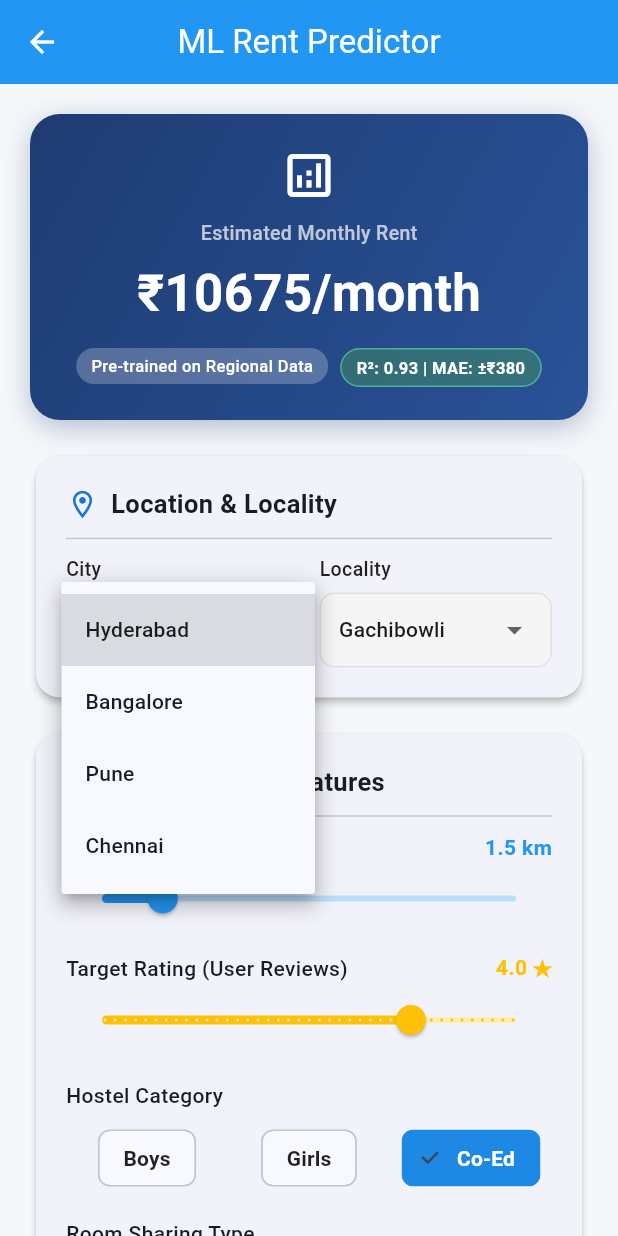
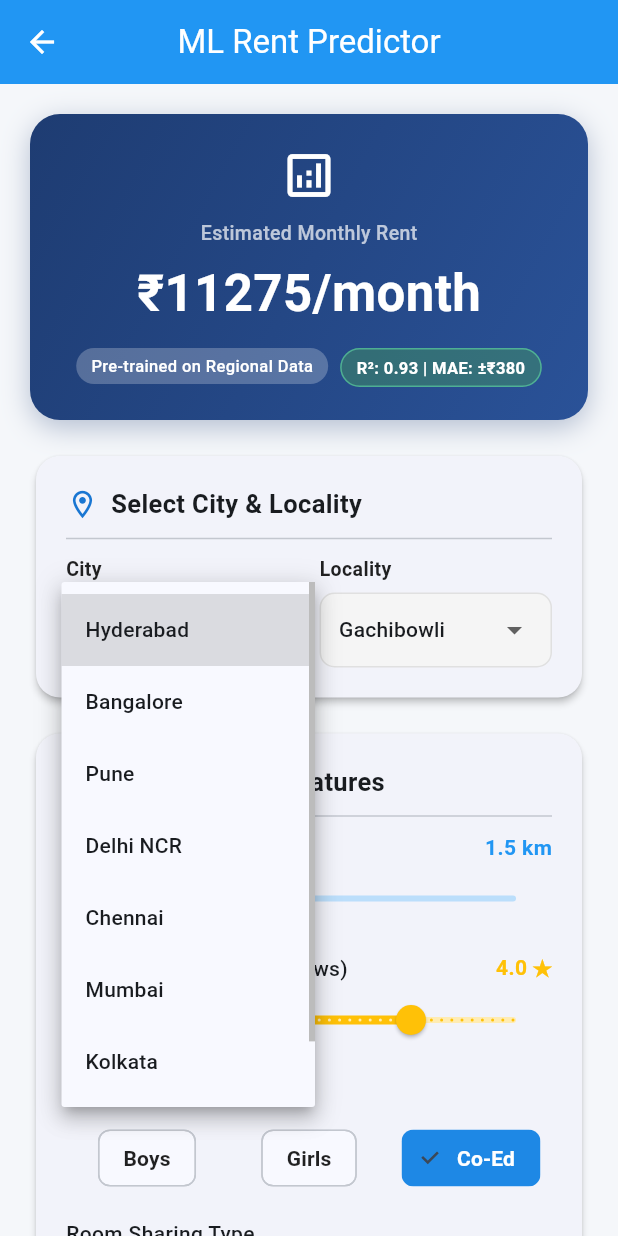
Before and after one commit to PrasanthBangaru/hostelhunt, a Flutter app: the PricePredictorScreen screen opened directly, after a tap on "Hyderabad", on a phone screen of 412 x 824 dp. Run offline on Flutter 3.47's test engine with Material 3 defaults, Android fonts, the phone set to English and light mode, and no system bars; our stand-ins replace cloud_firestore, firebase_auth, firebase_core, firebase_storage, fl_chart, flutter_map and 3 more; accounts and stored records are empty.

Commit message:
feat(ml): add comprehensive cities and localities catalog to price predictor dropdowns

```diff
--- a/lib/pages/price_predictor_page.dart
+++ b/lib/pages/price_predictor_page.dart
@@ -27,7 +27,6 @@ class _HostelData {
   });
 
   factory _HostelData.fromMap(Map<String, dynamic> map) {
-    // Calculate effective price taking into account facility costs if present
     int basePrice = (map['price'] as num?)?.toInt() ?? 5000;
     int extraTotal = 0;
     final costs = map['facilityCosts'];
@@ -77,14 +76,6 @@ class _HostelData {
 }
 
 /// Advanced Machine Learning Price Service with Monotonic Constraints.
-///
-/// Features:
-/// 1. Monotonicity: Learned weights for amenities are constrained so adding any
-///    facility (Wi-Fi, Food, AC, Laundry, etc.) strictly increases or maintains rent.
-/// 2. Location-Based: Dynamic locality and city premium adjustments learned from actual records.
-/// 3. Distance-Based: Monotonic negative slope (closer to college = higher rent).
-/// 4. Category & Room-sharing: Accommodates Boys/Girls/Co-Ed and room-sharing differences.
-/// 5. Evaluation Metrics: Computes real-time MAE, RMSE, and R² on local dataset.
 class _MLPriceService {
   static final _MLPriceService _instance = _MLPriceService._internal();
   factory _MLPriceService() => _instance;
@@ -123,29 +114,243 @@ class _MLPriceService {
     'Refrigerator': 500.0,
   };
 
+  // City baseline market differentials
+  final Map<String, double> cityWeights = {
+    'Mumbai': 1800.0,
+    'Bangalore': 1200.0,
+    'Delhi NCR': 1000.0,
+    'Hyderabad': 600.0,
+    'Pune': 400.0,
+    'Chennai': 300.0,
+    'Kolkata': -200.0,
+    'Ahmedabad': -300.0,
+  };
+
+  // Comprehensive city-wise localities catalog
+  final Map<String, List<String>> cityLocalities = {
+    'Hyderabad': [
+      'Gachibowli',
+      'Madhapur',
+      'Hitec City',
+      'Kondapur',
+      'Kukatpally',
+      'KPHB Colony',
+      'Ameerpet',
+      'SR Nagar',
+      'Dilsukhnagar',
+      'Miyapur',
+      'Begumpet',
+      'Banjara Hills',
+      'Jubilee Hills',
+      'Mehdipatnam',
+      'Uppal',
+      'Secunderabad',
+      'Tarnaka',
+      'Lingampally',
+      'General / Other',
+    ],
+    'Bangalore': [
+      'Koramangala',
+      'Indiranagar',
+      'HSR Layout',
+      'BTM Layout',
+      'Whitefield',
+      'Electronic City',
+      'Marathahalli',
+      'JP Nagar',
+      'Jayanagar',
+      'Bellandur',
+      'Yelahanka',
+      'Hebbal',
+      'Rajajinagar',
+      'Malleshwaram',
+      'General / Other',
+    ],
+    'Pune': [
+      'Hinjewadi',
+      'Kothrud',
+      'Viman Nagar',
+      'Wakad',
+      'Baner',
+      'Shivajinagar',
+      'Aundh',
+      'Hadapsar',
+      'Kalyani Nagar',
+      'Pashan',
+      'Pimpri-Chinchwad',
+      'General / Other',
+    ],
+    'Delhi NCR': [
+      'North Campus (DU)',
+      'South Campus',
+      'Laxmi Nagar',
+      'Mukherjee Nagar',
+      'Hauz Khas',
+      'Saket',
+      'Noida Sector 62',
+      'Noida Sector 15',
+      'Knowledge Park (Greater Noida)',
+      'Gurgaon Cyber City',
+      'DLF Phase 3',
+      'General / Other',
+    ],
+    'Chennai': [
+      'Guindy',
+      'Velachery',
+      'OMR (IT Corridor)',
+      'T. Nagar',
+      'Adyar',
+      'Tambaram',
+      'Anna Nagar',
+      'Porur',
+      'Thiruvanmiyur',
+      'Sholinganallur',
+      'General / Other',
+    ],
+    'Mumbai': [
+      'Andheri West',
+      'Andheri East',
+      'Powai (IIT)',
+      'Bandra West',
+      'Vile Parle',
+      'Dadar',
+      'Borivali',
+      'Ghatkopar',
+      'Navi Mumbai (Vashi)',
+      'Thane West',
+      'General / Other',
+    ],
+    'Kolkata': [
+      'Salt Lake (Sector V)',
+      'New Town',
+      'Park Street',
+      'Gariahat',
+      'Jadavpur',
+      'Howrah',
+      'Dum Dum',
+      'General / Other',
+    ],
+    'Ahmedabad': [
+      'Navrangpura',
+      'Vastrapur',
+      'Satellite',
+      'SG Highway',
+      'Bodakdev',
+      'Maninagar',
+      'Gandhinagar',
+      'General / Other',
+    ],
+  };
+
   // Locality premium relative to city baseline
   final Map<String, double> localityWeights = {
+    // Hyderabad
     'Gachibowli': 800.0,
     'Madhapur': 1200.0,
     'Hitec City': 1500.0,
     'Kondapur': 700.0,
+    'Banjara Hills': 1600.0,
+    'Jubilee Hills': 1800.0,
+    'Begumpet': 500.0,
+    'Kukatpally': -200.0,
+    'KPHB Colony': -100.0,
     'Ameerpet': -300.0,
-    'Kukatpally': -200.0,
+    'SR Nagar': -350.0,
+    'Miyapur': -400.0,
     'Dilsukhnagar': -600.0,
-    'General': 0.0,
+    'Mehdipatnam': -250.0,
+    'Uppal': -500.0,
+    'Secunderabad': -100.0,
+    'Tarnaka': -200.0,
+    'Lingampally': -250.0,
+    // Bangalore
+    'Koramangala': 1600.0,
+    'Indiranagar': 1800.0,
+    'HSR Layout': 1100.0,
+    'BTM Layout': 200.0,
+    'Whitefield': 700.0,
+    'Electronic City': 100.0,
+    'Marathahalli': 400.0,
+    'JP Nagar': 300.0,
+    'Jayanagar': 500.0,
+    'Bellandur': 900.0,
+    'Yelahanka': -200.0,
+    'Hebbal': 400.0,
+    'Rajajinagar': 200.0,
+    'Malleshwaram': 400.0,
+    // Pune
+    'Hinjewadi': 700.0,
+    'Kothrud': 300.0,
+    'Viman Nagar': 600.0,
+    'Wakad': 400.0,
+    'Baner': 600.0,
+    'Shivajinagar': 500.0,
+    'Aundh': 500.0,
+    'Hadapsar': 200.0,
+    'Kalyani Nagar': 800.0,
+    'Pashan': 200.0,
+    'Pimpri-Chinchwad': -200.0,
+    // Delhi NCR
+    'North Campus (DU)': 600.0,
+    'South Campus': 700.0,
+    'Laxmi Nagar': -400.0,
+    'Mukherjee Nagar': -300.0,
+    'Hauz Khas': 1500.0,
+    'Saket': 900.0,
+    'Noida Sector 62': 200.0,
+    'Noida Sector 15': 100.0,
+    'Knowledge Park (Greater Noida)': -300.0,
+    'Gurgaon Cyber City': 1700.0,
+    'DLF Phase 3': 1200.0,
+    // Chennai
+    'Guindy': 400.0,
+    'Velachery': 300.0,
+    'OMR (IT Corridor)': 600.0,
+    'T. Nagar': 700.0,
+    'Adyar': 800.0,
+    'Tambaram': -300.0,
+    'Anna Nagar': 600.0,
+    'Porur': 100.0,
+    'Thiruvanmiyur': 700.0,
+    'Sholinganallur': 300.0,
+    // Mumbai
+    'Andheri West': 1500.0,
+    'Andheri East': 900.0,
+    'Powai (IIT)': 2000.0,
+    'Bandra West': 2500.0,
+    'Vile Parle': 1400.0,
+    'Dadar': 1200.0,
+    'Borivali': 200.0,
+    'Ghatkopar': 400.0,
+    'Navi Mumbai (Vashi)': -100.0,
+    'Thane West': 0.0,
+    // Kolkata
+    'Salt Lake (Sector V)': 500.0,
+    'New Town': 400.0,
+    'Park Street': 1000.0,
+    'Gariahat': 300.0,
+    'Jadavpur': -200.0,
+    'Howrah': -400.0,
+    'Dum Dum': -300.0,
+    // Ahmedabad
+    'Navrangpura': 300.0,
+    'Vastrapur': 400.0,
+    'Satellite': 300.0,
+    'SG Highway': 400.0,
+    'Bodakdev': 500.0,
+    'Maninagar': -200.0,
+    'Gandhinagar': 100.0,
+    'General / Other': 0.0,
   };
 
-  // Dynamic discovered vocabularies
-  List<String> cities = ['Hyderabad', 'Bangalore', 'Pune', 'Chennai'];
-  List<String> localities = [
-    'Gachibowli',
-    'Madhapur',
-    'Hitec City',
-    'Kondapur',
-    'Kukatpally',
-    'Ameerpet',
-    'General',
-  ];
+  List<String> get cities => cityLocalities.keys.toList();
+
+  List<String> getLocalitiesForCity(String city) {
+    if (cityLocalities.containsKey(city)) {
+      return cityLocalities[city]!;
+    }
+    return cityLocalities['Hyderabad']!;
+  }
 
   // Evaluation Metrics
   double mae = 380.0;
@@ -160,14 +365,14 @@ class _MLPriceService {
     trainingSamplesCount = hostels.length;
 
     // Discover dynamic cities and localities from dataset
-    final dynamicCities = hostels.map((h) => h.city).where((c) => c.isNotEmpty && c != 'Unknown').toSet();
-    for (var c in dynamicCities) {
-      if (!cities.contains(c)) cities.insert(0, c);
-    }
-
-    final dynamicLocalities = hostels.map((h) => h.locality).where((l) => l.isNotEmpty && l != 'Unknown').toSet();
-    for (var l in dynamicLocalities) {
-      if (!localities.contains(l)) localities.insert(0, l);
+    for (var h in hostels) {
+      if (h.city.isNotEmpty && h.city != 'Unknown') {
+        if (!cityLocalities.containsKey(h.city)) {
+          cityLocalities[h.city] = [h.locality, 'General / Other'];
+        } else if (!cityLocalities[h.city]!.contains(h.locality)) {
+          cityLocalities[h.city]!.insert(0, h.locality);
+        }
+      }
     }
 
     // 1. Locality premium estimation with empirical Bayes shrinkage
@@ -178,7 +383,6 @@ class _MLPriceService {
     double overallMean = hostels.map((h) => h.price.toDouble()).reduce((a, b) => a + b) / hostels.length;
     locGroups.forEach((loc, pList) {
       double locMean = pList.reduce((a, b) => a + b) / pList.length;
-      // Shrinkage towards overall mean for stability with small samples
       double weight = pList.length / (pList.length + 2.0);
       localityWeights[loc] = (locMean - overallMean) * weight;
     });
@@ -219,13 +423,9 @@ class _MLPriceService {
       }
 
       basePrice -= (lr * baseGrad) / n;
-      // Monotonic constraint on distance: must be non-positive (closer is more expensive)
       distWeight = min(-100.0, distWeight - (lr * distGrad) / n);
-      // Monotonic constraint on rating: higher rating increases rent
       ratingWeight = max(150.0, ratingWeight - (lr * ratingGrad) / n);
 
-      // Monotonic constraint on facilities:
-      // Minimum lower bound strictly enforced so adding ANY facility increases rent!
       facGrads.forEach((f, grad) {
         double current = facilityWeights[f] ?? 300.0;
         double minBound = (f == 'Food' || f == 'AC' || f == 'Single Room') ? 1200.0 : 200.0;
@@ -275,24 +475,29 @@ class _MLPriceService {
   }) {
     double price = basePrice;
 
-    // 1. Locality effect
+    // 1. City baseline premium
+    if (cityWeights.containsKey(city)) {
+      price += cityWeights[city]!;
+    }
+
+    // 2. Locality effect
     if (localityWeights.containsKey(locality)) {
       price += localityWeights[locality]!;
     }
 
-    // 2. Distance effect: closer to college is more expensive
+    // 3. Distance effect: closer to college is more expensive
     price += distWeight * (distanceFromCollege - 1.5);
 
-    // 3. Rating effect: higher rating increases price
+    // 4. Rating effect: higher rating increases price
     price += ratingWeight * (rating - 3.5);
 
-    // 4. Hostel Category effect
+    // 5. Hostel Category effect
     price += typeWeights[hostelType] ?? 0.0;
 
-    // 5. Room Sharing type effect
+    // 6. Room Sharing type effect
     price += sharingWeights[roomSharing] ?? 0.0;
 
-    // 6. Monotonic Facility effect: Every added facility strictly increases price
+    // 7. Monotonic Facility effect: Every added facility strictly increases price
     for (var f in facilities) {
       price += facilityWeights[f] ?? 350.0;
     }
@@ -361,12 +566,12 @@ class _PricePredictorScreenState extends State<PricePredictorScreen> {
         setState(() {
           _hostelsCount = hostels.length;
           _isTraining = false;
-          // Match selected city/locality with discovered values if possible
-          if (_mlService.cities.isNotEmpty && !_mlService.cities.contains(_selectedCity)) {
+          if (!_mlService.cities.contains(_selectedCity)) {
             _selectedCity = _mlService.cities.first;
           }
-          if (_mlService.localities.isNotEmpty && !_mlService.localities.contains(_selectedLocality)) {
-            _selectedLocality = _mlService.localities.first;
+          final locs = _mlService.getLocalitiesForCity(_selectedCity);
+          if (!locs.contains(_selectedLocality)) {
+            _selectedLocality = locs.first;
           }
         });
         _updatePrediction();
@@ -402,6 +607,8 @@ class _PricePredictorScreenState extends State<PricePredictorScreen> {
 
   @override
   Widget build(BuildContext context) {
+    final currentLocalities = _mlService.getLocalitiesForCity(_selectedCity);
+
     return Scaffold(
       backgroundColor: const Color(0xFFF5F7FA),
       appBar: AppBar(
@@ -511,7 +718,7 @@ class _PricePredictorScreenState extends State<PricePredictorScreen> {
                               Icon(Icons.location_on_outlined, color: Colors.blue.shade700, size: 22),
                               const SizedBox(width: 8),
                               const Text(
-                                "Location & Locality",
+                                "Select City & Locality",
                                 style: TextStyle(fontSize: 17, fontWeight: FontWeight.bold),
                               ),
                             ],
@@ -524,7 +731,7 @@ class _PricePredictorScreenState extends State<PricePredictorScreen> {
                                 child: Column(
                                   crossAxisAlignment: CrossAxisAlignment.start,
                                   children: [
-                                    const Text("City", style: TextStyle(fontWeight: FontWeight.w500, fontSize: 13, color: Colors.black87)),
+                                    const Text("City", style: TextStyle(fontWeight: FontWeight.w600, fontSize: 13, color: Colors.black87)),
                                     const SizedBox(height: 6),
                                     Container(
                                       padding: const EdgeInsets.symmetric(horizontal: 12),
@@ -537,12 +744,19 @@ class _PricePredictorScreenState extends State<PricePredictorScreen> {
                                         child: DropdownButton<String>(
                                           value: _mlService.cities.contains(_selectedCity) ? _selectedCity : _mlService.cities.first,
                                           isExpanded: true,
+                                          menuMaxHeight: 350,
                                           items: _mlService.cities.map((city) {
                                             return DropdownMenuItem(value: city, child: Text(city, style: const TextStyle(fontSize: 14)));
                                           }).toList(),
                                           onChanged: (val) {
                                             if (val != null) {
-                                              setState(() => _selectedCity = val);
+                                              setState(() {
+                                                _selectedCity = val;
+                                                final locs = _mlService.getLocalitiesForCity(val);
+                                                if (!locs.contains(_selectedLocality)) {
+                                                  _selectedLocality = locs.first;
+                                                }
+                                              });
                                               _updatePrediction();
                                             }
                                           },
@@ -558,7 +772,7 @@ class _PricePredictorScreenState extends State<PricePredictorScreen> {
                                 child: Column(
                                   crossAxisAlignment: CrossAxisAlignment.start,
                                   children: [
-                                    const Text("Locality", style: TextStyle(fontWeight: FontWeight.w500, fontSize: 13, color: Colors.black87)),
+                                    const Text("Locality", style: TextStyle(fontWeight: FontWeight.w600, fontSize: 13, color: Colors.black87)),
                                     const SizedBox(height: 6),
                                     Container(
                                       padding: const EdgeInsets.symmetric(horizontal: 12),
@@ -569,9 +783,12 @@ class _PricePredictorScreenState extends State<PricePredictorScreen> {
                                       ),
                                       child: DropdownButtonHideUnderline(
                                         child: DropdownButton<String>(
-                                          value: _mlService.localities.contains(_selectedLocality) ? _selectedLocality : _mlService.localities.first,
+                                          value: currentLocalities.contains(_selectedLocality)
+                                              ? _selectedLocality
+                                              : currentLocalities.first,
                                           isExpanded: true,
-                                          items: _mlService.localities.map((loc) {
+                                          menuMaxHeight: 350,
+                                          items: currentLocalities.map((loc) {
                                             return DropdownMenuItem(value: loc, child: Text(loc, style: const TextStyle(fontSize: 14)));
                                           }).toList(),
                                           onChanged: (val) {
```
